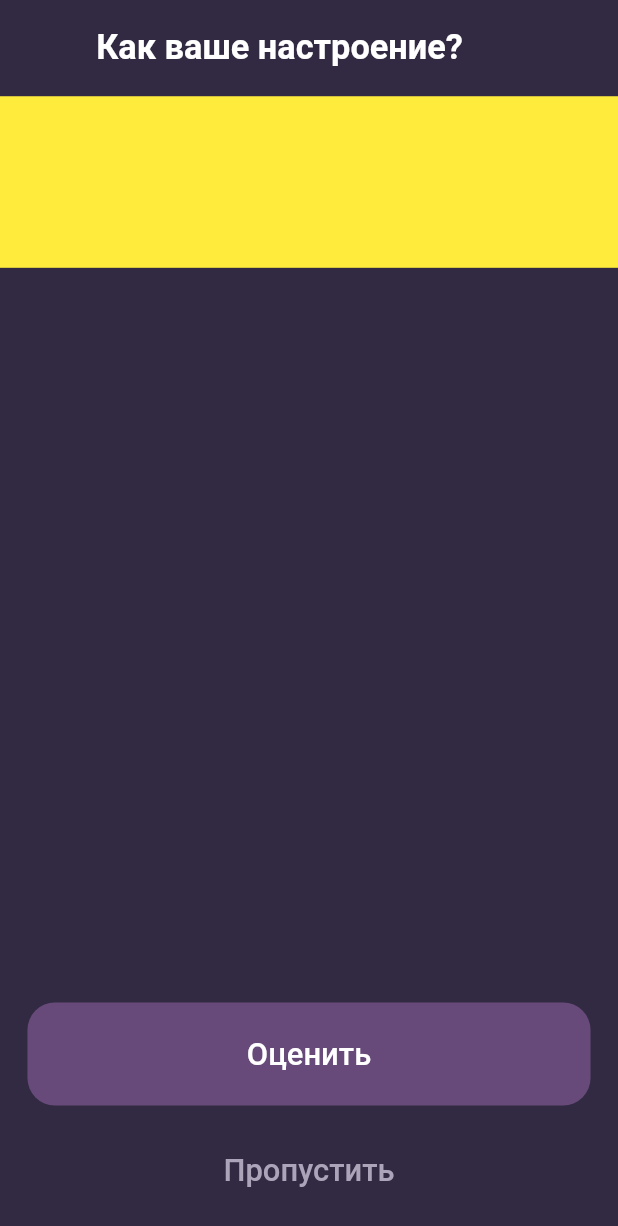
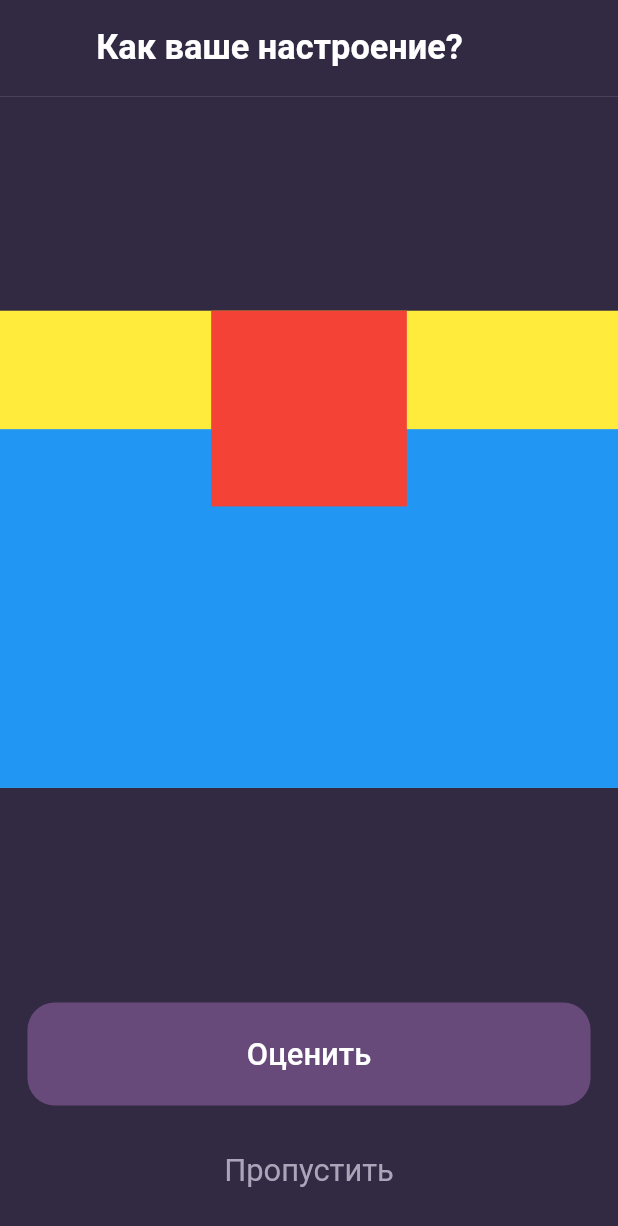
Before and after one commit to fedosovmu/mind_tracker, a Flutter app: the screen it shows after launch, on a phone screen of 412 x 824 dp. Shown: the top 1226 px of the screen. Run offline on Flutter 3.47's test engine with Material 2 defaults, Android fonts, the phone set to English and light mode, and no system bars; missing offline and left inert: dart:ffi.

Commit message:
Гтова заготовка для виджета выбора настроения

```diff
--- a/lib/mood_assessment_page.dart
+++ b/lib/mood_assessment_page.dart
@@ -30,13 +30,46 @@ class MoodAssessmentPage extends StatelessWidget {
       body: Container(
         color: AppColors.moodAssessmentPage['backgroundColor'],
         child: Column(
-          mainAxisAlignment: MainAxisAlignment.spaceBetween,
+          mainAxisAlignment: MainAxisAlignment.end,
+          children: [
+            _buildMoodAssessor(),
+            _buildBottomButtons(),
+          ],
+        ),
+      ),
+    );
+  }
+
+  Widget _buildMoodAssessor() {
+    return Expanded(
+      child: Center(
+        child: Container(
+          color: Colors.yellow,
+          height: dp(278),
+          child: Stack(
+            alignment: Alignment.bottomCenter,
             children: [
               Container(
-              color: Colors.yellow,
-              height: dp(100),
+                color: Colors.blue,
+                height: dp(209),
               ),
-            Container(
+              Positioned(
+                top: 0,
+                child: Container(
+                  color: Colors.red,
+                  width: dp(114),
+                  height: dp(114),
+                )
+              ),
+            ],
+          ),
+        ),
+      )
+    );
+  }
+
+  Widget _buildBottomButtons() {
+    return           Container(
       height: dp(136),
       width: double.infinity,
       padding: EdgeInsets.only(left: dp(16), right: dp(16), bottom: dp(8)),
@@ -69,17 +102,13 @@ class MoodAssessmentPage extends StatelessWidget {
                 color: AppColors.moodAssessmentPage['skipButtonTextColor'],
                 fontSize: dp(18),
                 fontFamily: 'Roboto',
-                        fontWeight: FontWeight.w500,
+                fontWeight: FontWeight.w400,
               ),
             ),
             height: dp(60),
-                    minWidth: double.infinity,
+            minWidth: dp(150),
           ),
         ],
-              ),
-            )
-          ],
-        ),
       ),
     );
   }
```
Lines whose indentation alone changed are shown as unchanged.
